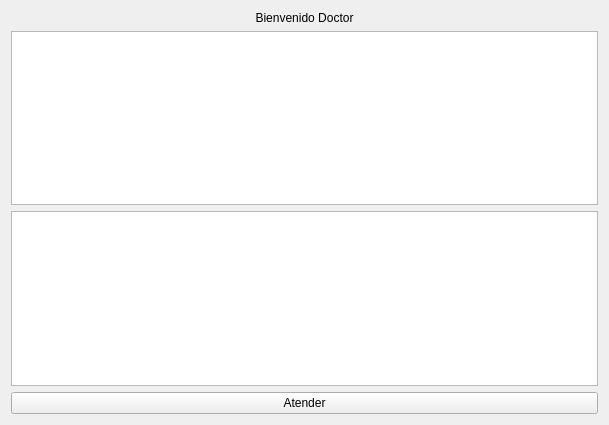
Qt form GUI/VentanaPanelDoctor.ui (FernandoOoa/Sistema-Medico) before a commit.
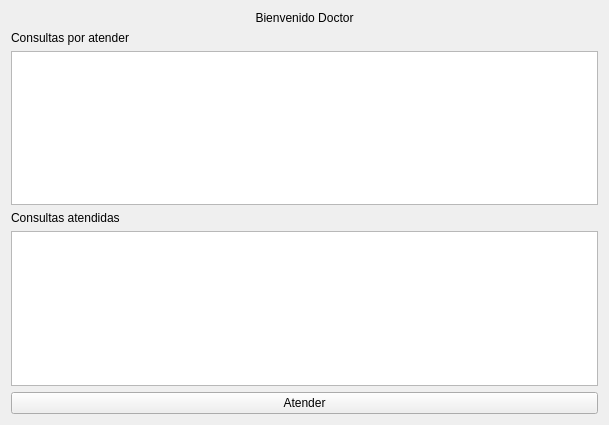
The same form after that commit.

Patch:
```diff
--- a/GUI/VentanaPanelDoctor.ui
+++ b/GUI/VentanaPanelDoctor.ui
@@ -14,8 +14,15 @@
    <string>Consultas</string>
   </property>
   <layout class="QGridLayout" name="gridLayout">
-   <item row="1" column="0">
-    <widget class="QTableView" name="consultaTabla"/>
+   <item row="7" column="0">
+    <widget class="QPushButton" name="atenderBoton">
+     <property name="text">
+      <string>Atender</string>
+     </property>
+    </widget>
+   </item>
+   <item row="4" column="0">
+    <widget class="QTableView" name="consultaAtendidaTabla"/>
    </item>
    <item row="0" column="0">
     <widget class="QLabel" name="label">
@@ -30,15 +37,22 @@
      </property>
     </widget>
    </item>
-   <item row="5" column="0">
-    <widget class="QPushButton" name="atenderBoton">
+   <item row="1" column="0">
+    <widget class="QLabel" name="label_2">
      <property name="text">
-      <string>Atender</string>
+      <string>Consultas por atender</string>
      </property>
     </widget>
    </item>
    <item row="2" column="0">
-    <widget class="QTableView" name="consultaAtendidaTabla"/>
+    <widget class="QTableView" name="consultaTabla"/>
+   </item>
+   <item row="3" column="0">
+    <widget class="QLabel" name="label_3">
+     <property name="text">
+      <string>Consultas atendidas</string>
+     </property>
+    </widget>
    </item>
   </layout>
  </widget>
```
